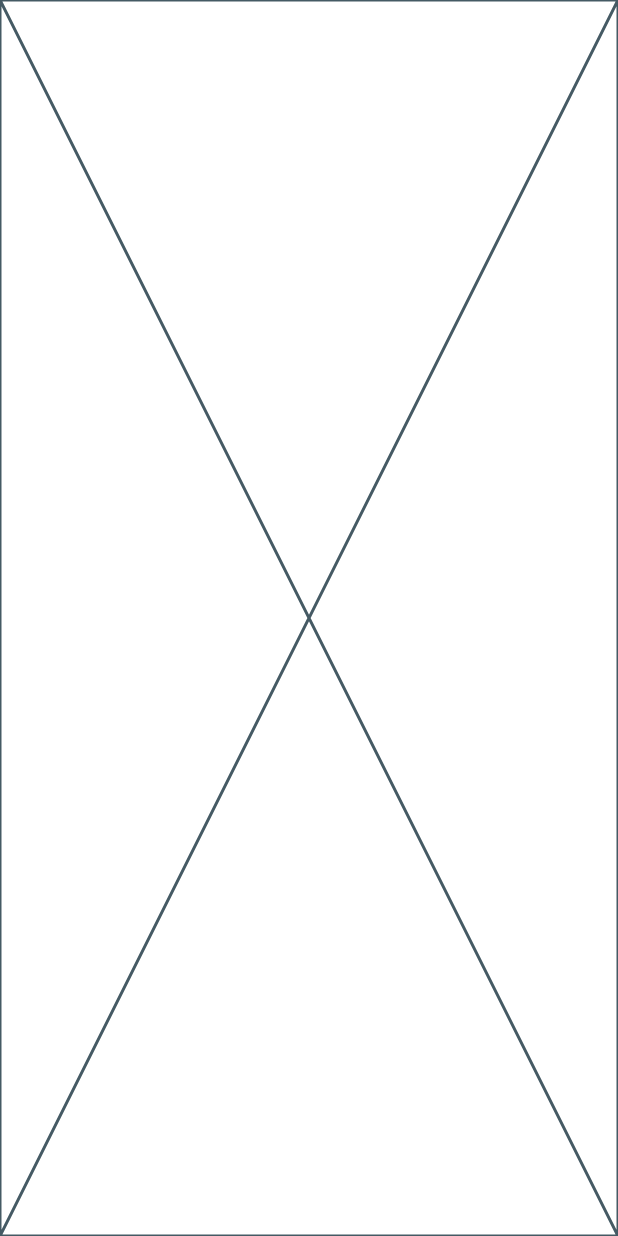
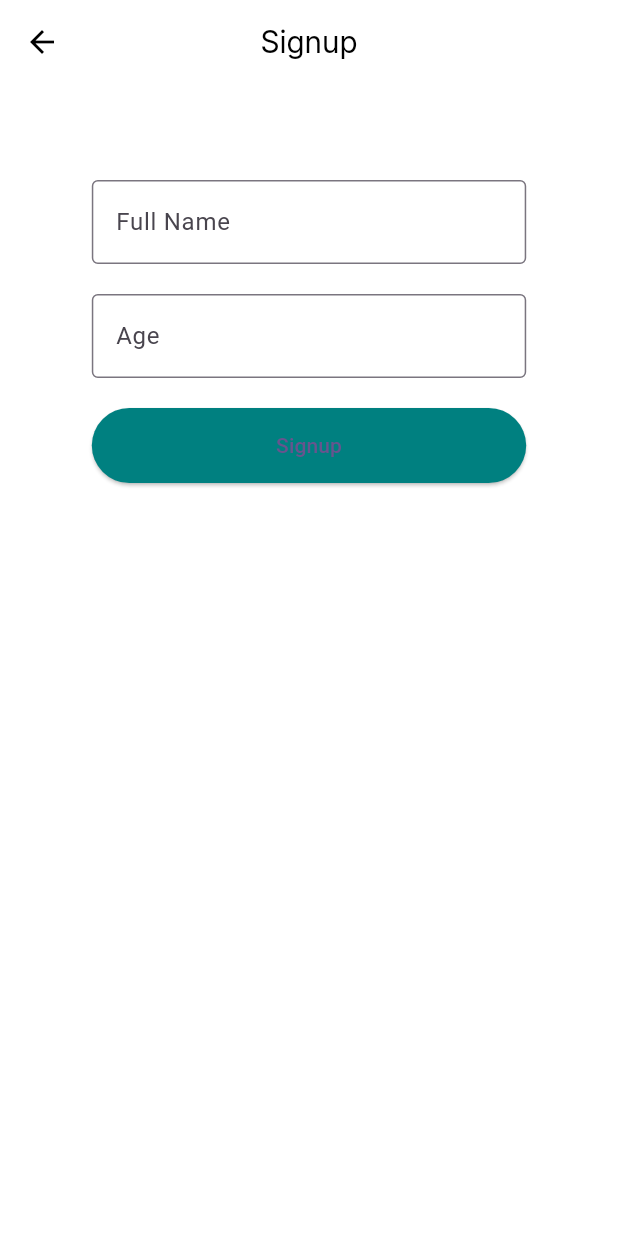
Before and after one commit to BapamaEmma/mindease_app, a Flutter app: the screen it shows after launch, after a tap on "Already have an account?", on a phone screen of 412 x 824 dp. Run offline on Flutter 3.47's test engine with Material 3 defaults, Android fonts, the phone set to English and light mode, and no system bars; our stand-ins replace google_nav_bar.

Commit message:
Signup inprogress

```diff
--- a/lib/Signup.dart
+++ b/lib/Signup.dart
@@ -1,4 +1,5 @@
 import 'package:flutter/material.dart';
+import 'package:mindease_app/Welcome.dart';
 
 class Signup extends StatefulWidget {
   const Signup({super.key});
@@ -10,6 +11,74 @@ class Signup extends StatefulWidget {
 class _SignupState extends State<Signup> {
   @override
   Widget build(BuildContext context) {
-    return const Placeholder();
+    return Stack(
+      children: [
+        Container(color: Colors.white),
+        AppBar(
+          backgroundColor: Colors.white,
+          title: Text(
+            'Signup',
+            style: TextStyle(
+              color: Colors.black,
+              fontSize: 20,
+              fontFamily: 'inter',
+            ),
+          ),
+          centerTitle: true,
+          leading: IconButton(
+            icon: Icon(Icons.arrow_back, color: Colors.black),
+            onPressed: () {
+              Navigator.pop(context);
+              Navigator.push(
+                context,
+                MaterialPageRoute(builder: (context) => const Welcome()),
+              );
+            },
+          ),
+        ),
+        Positioned(
+          top: 100,
+          left: MediaQuery.of(context).size.width * 0.1,
+          right: MediaQuery.of(context).size.width * 0.1,
+          child: _FullName(),
+        ),
+      ],
+    );
+  }
+
+  Widget _FullName() {
+    return Padding(
+      padding: const EdgeInsets.all(20.0),
+      child: Column(
+        mainAxisAlignment: MainAxisAlignment.center,
+        children: [
+          TextField(
+            decoration: InputDecoration(
+              labelText: 'Full Name',
+              border: OutlineInputBorder(),
+            ),
+          ),
+          SizedBox(height: 20),
+          TextField(
+            obscureText: true,
+            decoration: InputDecoration(
+              labelText: 'Age',
+              border: OutlineInputBorder(),
+            ),
+          ),
+          SizedBox(height: 20),
+          ElevatedButton(
+            onPressed: () {
+              // Handle signup logic
+            },
+            child: Text('Signup'),
+            style: ElevatedButton.styleFrom(
+              minimumSize: Size(double.infinity, 50),
+              backgroundColor: Color(0xFF008080),
+            ),
+          ),
+        ],
+      ),
+    );
   }
 }
--- a/lib/Splashscreen.dart
+++ b/lib/Splashscreen.dart
@@ -30,7 +30,7 @@ class _SplashscreenState extends State<Splashscreen>
       .chain(CurveTween(curve: Curves.easeOut))
       .animate(_controller)..addStatusListener((status) async {
       if (status == AnimationStatus.completed) {
-        await Future.delayed(const Duration(milliseconds: 50));
+        await Future.delayed(const Duration(milliseconds: 15));
         _controller.reverse();
       } else if (status == AnimationStatus.dismissed) {
         _jumpCount++;
```
